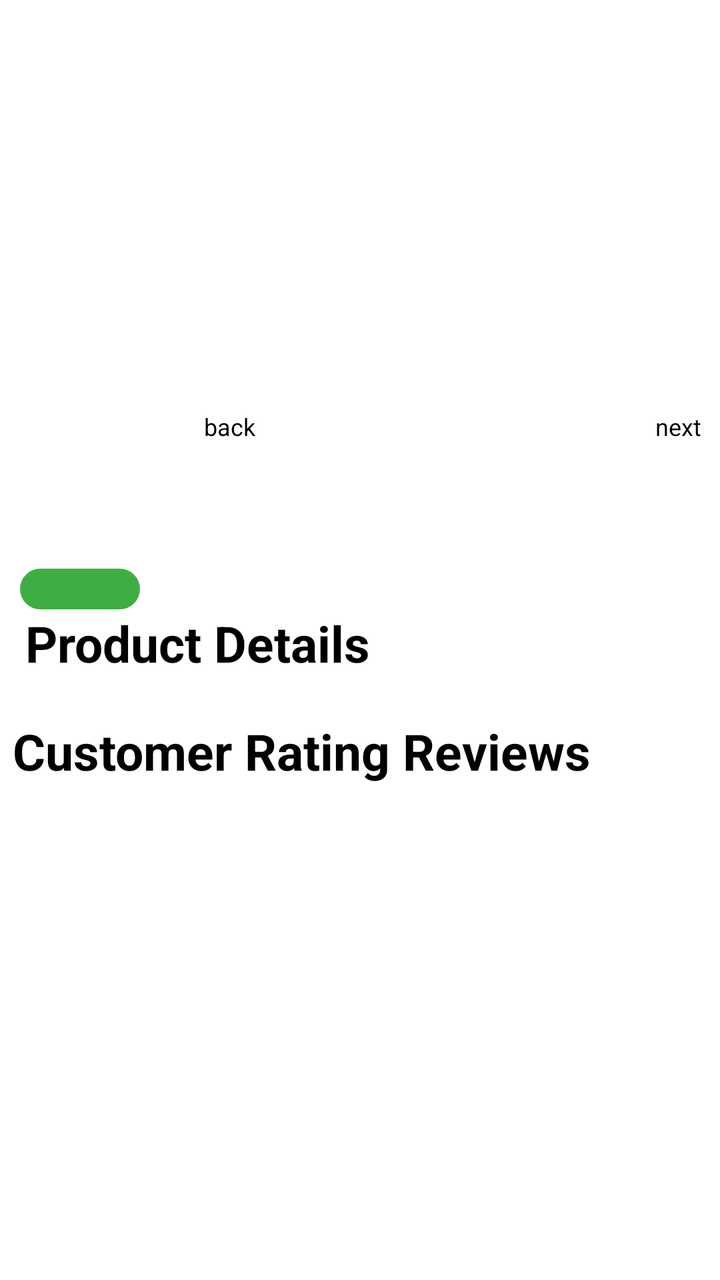
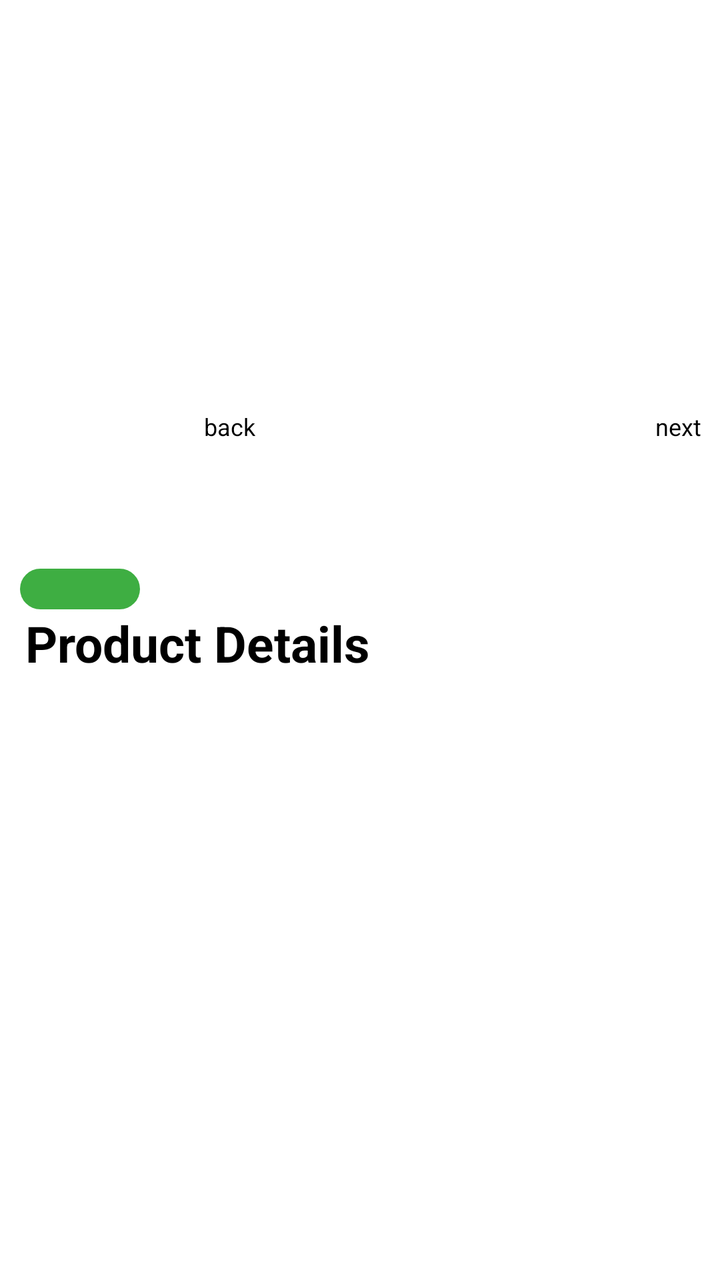

Screens rendered from an Android XML layout before and after an edit, with the pre-edit source and the edit as a unified diff.
<!-- AndroidManifest.xml: application theme Theme.API -->
<!-- res/layout/activity_imageswipe.xml -->
<?xml version="1.0" encoding="utf-8"?>
<LinearLayout xmlns:android="http://schemas.android.com/apk/res/android"
    android:layout_width="match_parent"
    android:orientation="vertical"
    android:background="#ffffff"
    android:layout_height="match_parent">

    <LinearLayout
        android:layout_width="200dp"
        android:layout_height="200dp"
        android:layout_gravity="center"
        android:orientation="vertical">

        <androidx.viewpager.widget.ViewPager
            android:id="@+id/vpager"
            android:layout_width="200dp"
            android:layout_height="0dp"
            android:layout_weight="1"
            android:layout_gravity="center"/>

    </LinearLayout>


    <LinearLayout
        android:layout_width="wrap_content"
        android:layout_height="wrap_content"
        android:layout_marginLeft="2dp"
        android:layout_marginTop="5sp"
        android:orientation="horizontal">

        <TextView
            android:id="@+id/back"
            android:layout_width="wrap_content"
            android:layout_height="wrap_content"
            android:text="back"
            android:layout_marginStart="100dp"
            android:textSize="12dp"
            android:textColor="@color/black"/>

        <TextView
            android:id="@+id/next"
            android:layout_width="wrap_content"
            android:layout_height="wrap_content"
            android:text="next"
            android:layout_marginStart="200dp"
            android:textSize="12dp"
            android:textColor="@color/black"/>
    </LinearLayout>


    <TextView
        android:id="@+id/detittle"
        android:layout_width="match_parent"
        android:layout_height="wrap_content"
        android:gravity="start"
        android:layout_marginStart="8dp"
        android:fontFamily="sans-serif-condensed-light"
        android:textColor="#000"
        android:textSize="18dp"/>


    <LinearLayout
        android:layout_width="match_parent"
        android:layout_height="wrap_content"
        android:layout_marginLeft="2dp"
        android:layout_marginTop="5sp"
        android:orientation="horizontal">

        <TextView
            android:id="@+id/deprice"
            android:layout_width="wrap_content"
            android:layout_height="wrap_content"
            android:gravity="start"
            android:layout_marginStart="8dp"
            android:textStyle="bold"
            android:textColor="#000"
            android:textSize="25dp"/>


        <TextView
            android:id="@+id/derate"
            android:layout_width="wrap_content"
            android:layout_height="wrap_content"
            android:layout_marginLeft="5sp"
            android:textSize="15dp"/>

        <TextView
            android:id="@+id/dedis"
            android:layout_width="wrap_content"
            android:layout_height="wrap_content"
            android:textColor="@color/black"
            android:textSize="15dp"/>
    </LinearLayout>


    <TextView
        android:id="@+id/derating"
        android:layout_width="60dp"
        android:layout_height="wrap_content"
        android:background="@drawable/ratting"
        android:gravity="center"
        android:layout_marginStart="10dp"
        android:textStyle="bold"
        android:textColor="#fff"
        android:textSize="15dp"/>

    <TextView
        android:layout_width="match_parent"
        android:layout_height="wrap_content"
        android:text="  Product Details"
        android:textColor="@color/black"
        android:textSize="25dp"
        android:textStyle="bold"/>

    <TextView
        android:id="@+id/details"
        android:layout_width="match_parent"
        android:layout_height="wrap_content"
        android:gravity="center"
        android:layout_marginStart="3dp"
        android:fontFamily="sans-serif-condensed-light"
        android:textColor="#613838"
        android:textSize="15dp"/>

    <TextView
        android:layout_width="match_parent"
        android:layout_height="wrap_content"
        android:text=" Customer Rating Reviews"
        android:textColor="@color/black"
        android:textSize="25dp"
        android:textStyle="bold"/>

    <TextView
        android:id="@+id/derat"
        android:layout_width="match_parent"
        android:layout_height="wrap_content"
        android:layout_marginStart="10dp"
        android:textStyle="bold"
        android:textColor="#269C2B"
        android:textSize="40dp"/>

</LinearLayout>
<!-- resources referenced by this layout -->
<resources>
  <color name="black">#FF000000</color>
  <!-- drawable ratting (drawable) -->
  <shape xmlns:android="http://schemas.android.com/apk/res/android">
      <solid android:color="#3EAE42"/>
      <corners android:radius="20dp"/>
  </shape>
  <style name="Theme.API" parent="Base.Theme.API" />
  <style name="Base.Theme.API" parent="Theme.Material3.DayNight.NoActionBar">
          
          
      </style>
</resources>

<!-- the commit's change to res/layout/activity_imageswipe.xml (unified diff, before → after) -->
@@ -122,21 +122,5 @@
         android:textColor="#613838"
         android:textSize="15dp"/>
 
-    <TextView
-        android:layout_width="match_parent"
-        android:layout_height="wrap_content"
-        android:text=" Customer Rating Reviews"
-        android:textColor="@color/black"
-        android:textSize="25dp"
-        android:textStyle="bold"/>
-
-    <TextView
-        android:id="@+id/derat"
-        android:layout_width="match_parent"
-        android:layout_height="wrap_content"
-        android:layout_marginStart="10dp"
-        android:textStyle="bold"
-        android:textColor="#269C2B"
-        android:textSize="40dp"/>
 
 </LinearLayout>
